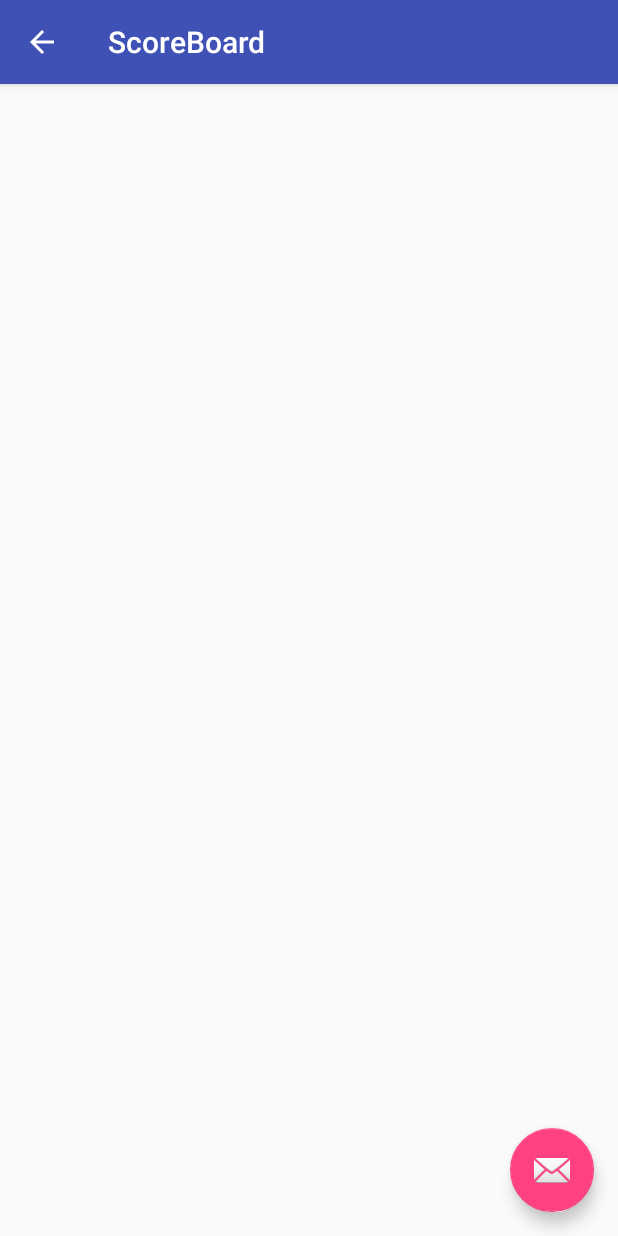
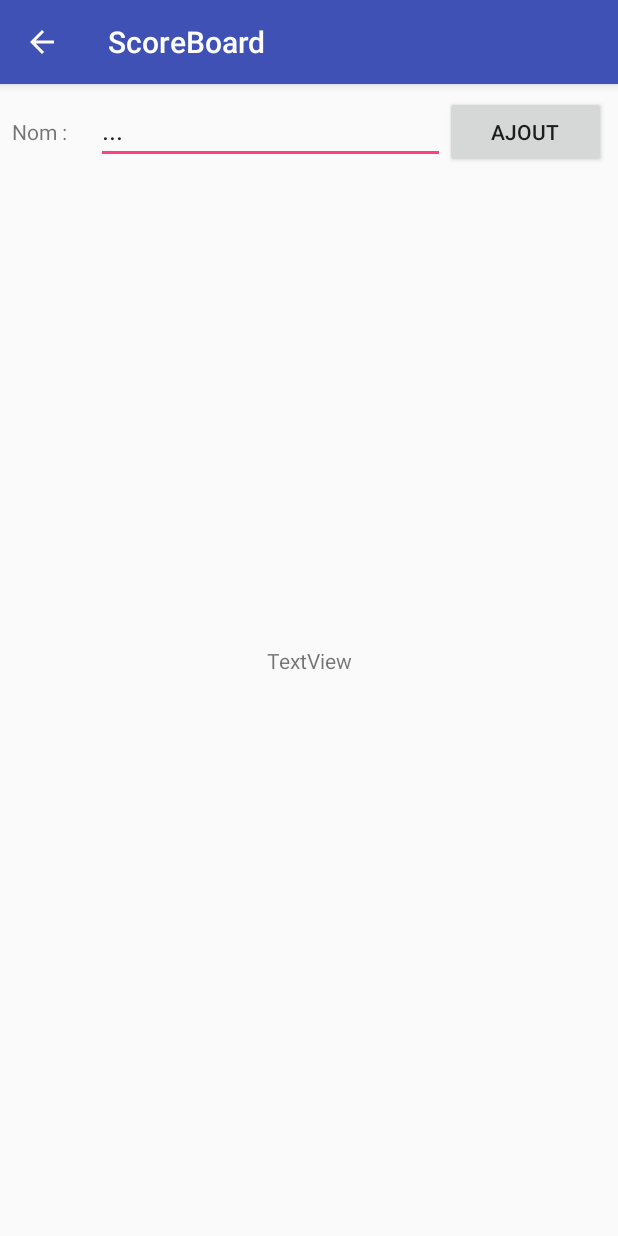
Before and after one commit to GaultierJousselin/Roomies, an Android app: the Activity5 screen opened directly, with no data from a screen before it, on a phone screen of 412 x 824 dp. Run offline under Robolectric (Android 15) with nearby library versions, the phone set to English and light mode, and no system bars; 1 statement that could not run was skipped.

Commit message:
Premier ajout : Bouton ajout + test
ba j ai reussi a faire un bouton qui marche .... vuala

```diff
--- a/Colocapp/app/src/main/java/com/example/leale/colocapp/Activity5.java
+++ b/Colocapp/app/src/main/java/com/example/leale/colocapp/Activity5.java
@@ -5,12 +5,34 @@ import android.support.design.widget.FloatingActionButton;
 import android.support.design.widget.Snackbar;
 import android.support.v7.app.AppCompatActivity;
 import android.support.v7.widget.Toolbar;
+import android.view.KeyEvent;
+import android.view.MotionEvent;
+import android.view.View;
+import android.view.View.OnClickListener;
+import android.view.View.OnKeyListener;
+import android.widget.Button;
+import android.widget.CheckBox;
+import android.widget.EditText;
+import android.widget.RadioGroup;
+import android.widget.TextView;
+import android.widget.Toast;
+
 import android.view.View;
 
 public class Activity5 extends AppCompatActivity {
 
+    Button addPeople = null;
+
+    EditText nameEnter = null;
+
+    TextView textResult = null;
+
+
+
     @Override
     protected void onCreate(Bundle savedInstanceState) {
+
+        ///Code default
         super.onCreate(savedInstanceState);
         setContentView(R.layout.activity_5);
         Toolbar toolbar = (Toolbar) findViewById(R.id.toolbar);
@@ -25,6 +47,29 @@ public class Activity5 extends AppCompatActivity {
             }
         });
         getSupportActionBar().setDisplayHomeAsUpEnabled(true);
-    }
+        ///Fin code defaut
+
+
+
+        // On récupère le bouton par son identifiant
+        addPeople = (Button) findViewById(R.id.ButtonValidEntryName);
+        // On récupère le textedit par son identifiant
+        nameEnter = (EditText)findViewById(R.id.EntryNameString);
+
+        //test si le bouton marche
+        textResult = (TextView)findViewById(R.id.textTestButton);
+
+
+        // Puis on lui indique que cette classe sera son listener pour l'évènement Touch
+        addPeople.setOnClickListener(envoyerListener);
+    };
+
+    // Uniquement pour le bouton "envoyer"
+    private OnClickListener envoyerListener = new OnClickListener() {
+        @Override
+        public void onClick(View v) {
+            textResult.setText(nameEnter.getText().toString());
+        }
+    };
 
 }
--- a/Colocapp/app/src/main/res/layout/activity_5.xml
+++ b/Colocapp/app/src/main/res/layout/activity_5.xml
@@ -22,12 +22,12 @@
 
     <include layout="@layout/content_5" />
 
-    <android.support.design.widget.FloatingActionButton
-        android:id="@+id/fab"
-        android:layout_width="wrap_content"
-        android:layout_height="wrap_content"
-        android:layout_gravity="bottom|end"
-        android:layout_margin="@dimen/fab_margin"
-        app:srcCompat="@android:drawable/ic_dialog_email" />
+    <TextView
+        android:id="@+id/textView5"
+        android:layout_width="match_parent"
+        android:layout_height="55dp"
+        android:text="@string/title_activity_5"
+        android:textAppearance="@style/TextAppearance.AppCompat.Display1"
+        tools:text="@string/title_activity_5" />
 
 </android.support.design.widget.CoordinatorLayout>
--- a/Colocapp/app/src/main/res/layout/content_5.xml
+++ b/Colocapp/app/src/main/res/layout/content_5.xml
@@ -8,4 +8,61 @@
     tools:context="com.example.leale.colocapp.Activity5"
     tools:showIn="@layout/activity_5">
 
+    <LinearLayout
+        android:id="@+id/linearLayout"
+        android:layout_width="match_parent"
+        android:layout_height="51dp"
+        android:layout_marginBottom="8dp"
+        android:layout_marginEnd="8dp"
+        android:layout_marginLeft="8dp"
+        android:layout_marginRight="8dp"
+        android:layout_marginStart="8dp"
+        android:layout_marginTop="8dp"
+        android:orientation="horizontal"
+        app:layout_constraintBottom_toBottomOf="parent"
+        app:layout_constraintEnd_toEndOf="parent"
+        app:layout_constraintHorizontal_bias="1.0"
+        app:layout_constraintStart_toStartOf="parent"
+        app:layout_constraintTop_toTopOf="parent"
+        app:layout_constraintVertical_bias="0.0">
+
+        <TextView
+            android:id="@+id/textView2"
+            android:layout_width="wrap_content"
+            android:layout_height="wrap_content"
+            android:layout_weight="1"
+            android:text="@string/a5_text_name_entry" />
+
+        <EditText
+            android:id="@+id/EntryNameString"
+            android:layout_width="wrap_content"
+            android:layout_height="wrap_content"
+            android:layout_weight="1"
+            android:ems="10"
+            android:inputType="textPersonName"
+            android:text="@string/a5_text_edit" />
+
+        <Button
+            android:id="@+id/ButtonValidEntryName"
+            android:layout_width="wrap_content"
+            android:layout_height="wrap_content"
+            android:layout_weight="1"
+            android:text="@string/a5_button_add_personnes" />
+    </LinearLayout>
+
+    <TextView
+        android:id="@+id/textTestButton"
+        android:layout_width="wrap_content"
+        android:layout_height="wrap_content"
+        android:layout_marginBottom="8dp"
+        android:layout_marginEnd="8dp"
+        android:layout_marginLeft="8dp"
+        android:layout_marginRight="8dp"
+        android:layout_marginStart="8dp"
+        android:layout_marginTop="8dp"
+        android:text="TextView"
+        app:layout_constraintBottom_toBottomOf="parent"
+        app:layout_constraintEnd_toEndOf="parent"
+        app:layout_constraintStart_toStartOf="parent"
+        app:layout_constraintTop_toTopOf="parent" />
 </android.support.constraint.ConstraintLayout>
--- a/Colocapp/app/src/main/res/values/strings.xml
+++ b/Colocapp/app/src/main/res/values/strings.xml
@@ -7,4 +7,11 @@
     <string name="title_activity_6">A propos</string>
     <string name="label_welcome">Bienvenue dans Roomies !</string>
     <string name="text_welcome">Cette application vous aidera à vous organiser.</string>
+    <string name="a5_button_add_personnes">Ajout</string>
+    <string name="a5_button_add_point">+</string>
+    <string name="a5_button_less_personnes">Supp</string>
+    <string name="a5_button_less_point">-</string>
+    <string name="a5_text_name_entry">Nom :</string>
+    <string name="a5_text_score">Score :</string>
+    <string name="a5_text_edit">...</string>
 </resources>
--- a/Colocapp/build.gradle
+++ b/Colocapp/build.gradle
@@ -3,9 +3,10 @@
 buildscript {
     repositories {
         jcenter()
+        google()
     }
     dependencies {
-        classpath 'com.android.tools.build:gradle:2.3.0'
+        classpath 'com.android.tools.build:gradle:3.1.0'
 
         // NOTE: Do not place your application dependencies here; they belong
         // in the individual module build.gradle files
```
Also changed, not shown: Colocapp/gradle/wrapper/gradle-wrapper.properties.
